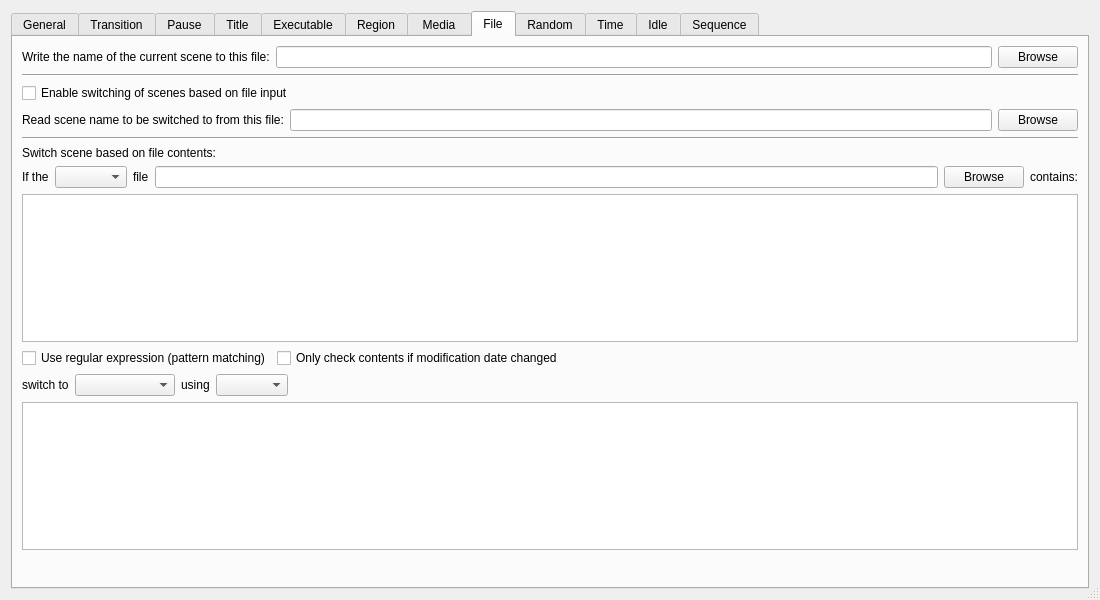
Qt form forms/advanced-scene-switcher.ui (WarmUpTill/SceneSwitcher) before a commit.
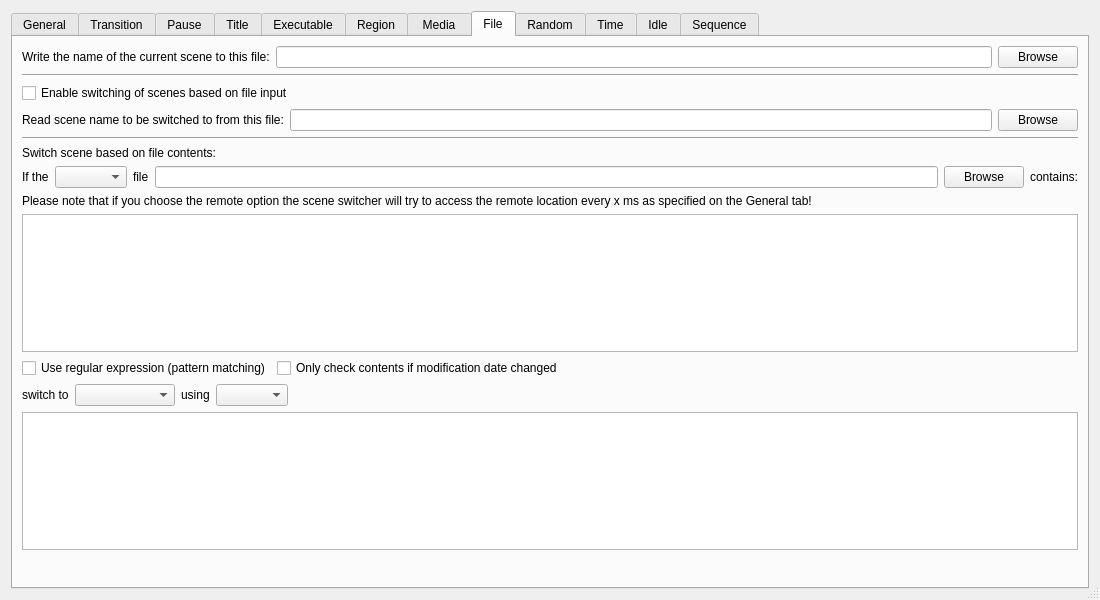
The same form after that commit. The open tabs and pages were chosen to show the change. Icons and pictures are not drawn.

Commit message: add support for remote file using libcurl

Patch:
```diff
--- a/forms/advanced-scene-switcher.ui
+++ b/forms/advanced-scene-switcher.ui
@@ -2234,6 +2234,13 @@
          </item>
         </layout>
        </item>
+       <item>
+        <widget class="QLabel" name="remoteFileWarningLabel">
+         <property name="text">
+          <string>Please note that if you choose the remote option the scene switcher will try to access the remote location every x ms as specified on the General tab!</string>
+         </property>
+        </widget>
+       </item>
        <item>
         <widget class="QPlainTextEdit" name="fileTextEdit"/>
        </item>
```
The commit also changes 4 other files.
